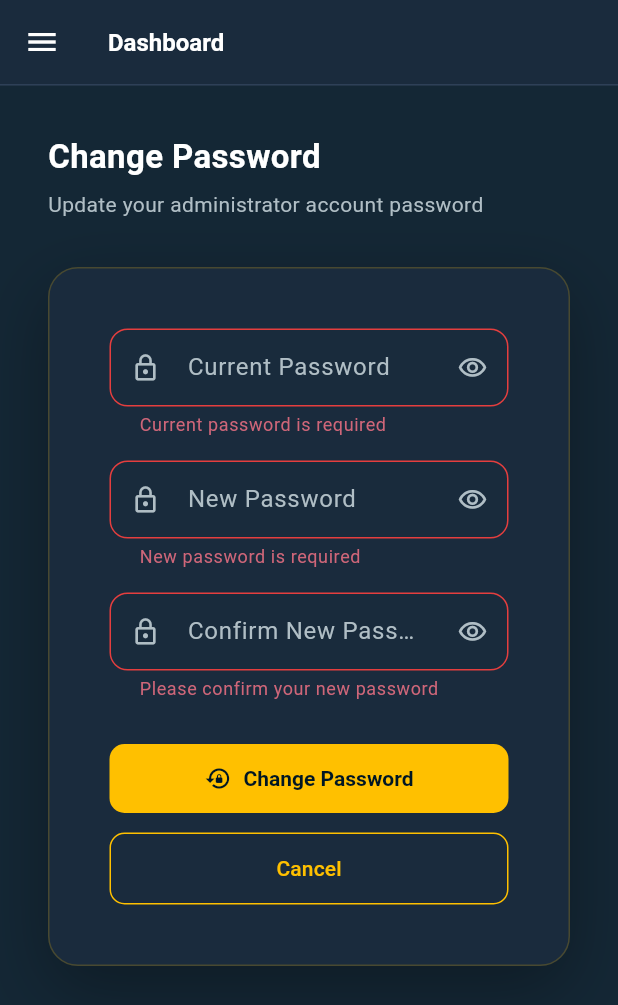
After one commit to h0996g/vtc_web, a Flutter app: the ChangePasswordPage screen opened by its route, after a tap on "Change Password", on a phone screen of 412 x 824 dp. The commit adds this screen. Shown: the top 1005 px of the screen. Run offline on Flutter 3.47's test engine with Material 3 defaults, Android fonts, the phone set to English and light mode, and no system bars; our stand-ins replace dio, equatable, flutter_bloc, flutter_secure_storage, fluttertoast, get_it and 2 more; accounts and stored records are empty.

Commit message:
feat: implement change password functionality with UI and routing

```diff
--- a/lib/core/constants/api_const.dart
+++ b/lib/core/constants/api_const.dart
@@ -7,6 +7,7 @@ class ApiConst {
   static String registerAdmin = '/api/v1/auth/register-admin';
   static String registerDriver = '/api/v1/auth/register-driver';
   static String refreshToken = '/api/v1/auth/refresh';
+  static String changePassword = '/api/v1/auth/change-password';
 
   // Gift Cards
   static String giftCards = '/api/v1/giftcards';
--- a/lib/core/router/app_router.dart
+++ b/lib/core/router/app_router.dart
@@ -12,6 +12,7 @@ import '../../features/gift_card/presentation/views/create_gift_card_page.dart';
 import '../../features/gift_card/presentation/views/gift_card_list_page.dart';
 import '../../features/profile/presentation/cubit/profile_cubit.dart';
 import '../../features/profile/presentation/views/profile_page.dart';
+import '../../features/auth/presentation/views/change_password_page.dart';
 import '../../features/wallet/presentation/views/wallet_management_page.dart';
 import '../storage/secure_storage_service.dart';
 import 'route_names.dart';
@@ -73,6 +74,10 @@ class AppRouter {
               ),
             ),
           ),
+          GoRoute(
+            path: RouteNames.changePassword,
+            pageBuilder: (context, state) => const NoTransitionPage(child: ChangePasswordPage()),
+          ),
         ],
       ),
     ],
--- a/lib/core/router/route_names.dart
+++ b/lib/core/router/route_names.dart
@@ -7,4 +7,5 @@ class RouteNames {
   static const String createAdmin = '/dashboard/admins/new';
   static const String createDriver = '/dashboard/drivers/new';
   static const String profile = '/dashboard/profile';
+  static const String changePassword = '/dashboard/change-password';
 }
--- a/lib/features/auth/data/repositories/auth_repository_impl.dart
+++ b/lib/features/auth/data/repositories/auth_repository_impl.dart
@@ -62,4 +62,17 @@ class AuthRepositoryImpl implements AuthRepository {
       refreshToken: data['refreshToken'] as String,
     );
   }
+
+  @override
+  Future<void> changePassword({
+    required String oldPassword,
+    required String newPassword,
+    required String confirmPassword,
+  }) async {
+    await _dataSource.changePassword(
+      oldPassword: oldPassword,
+      newPassword: newPassword,
+      confirmPassword: confirmPassword,
+    );
+  }
 }
--- a/lib/features/auth/domain/repositories/auth_repository.dart
+++ b/lib/features/auth/domain/repositories/auth_repository.dart
@@ -13,4 +13,10 @@ abstract class AuthRepository {
     required String lastName,
     String? phoneNumber,
   });
+
+  Future<void> changePassword({
+    required String oldPassword,
+    required String newPassword,
+    required String confirmPassword,
+  });
 }
--- a/lib/features/auth/presentation/cubit/auth_state.dart
+++ b/lib/features/auth/presentation/cubit/auth_state.dart
@@ -46,3 +46,7 @@ class AdminRegistered extends AuthState {
   @override
   List<Object?> get props => [admin];
 }
+
+class PasswordChanged extends AuthState {
+  const PasswordChanged();
+}
--- /dev/null
+++ b/lib/features/auth/presentation/views/change_password_page.dart
@@ -0,0 +1,38 @@
+import 'package:flutter/material.dart';
+import '../../../../core/theme/app_colors.dart';
+import '../widgets/auth_card_widget.dart';
+import '../widgets/change_password/change_password_form_widget.dart';
+
+class ChangePasswordPage extends StatelessWidget {
+  const ChangePasswordPage({super.key});
+
+  @override
+  Widget build(BuildContext context) {
+    return SingleChildScrollView(
+      padding: const EdgeInsets.all(32),
+      child: Column(
+        crossAxisAlignment: CrossAxisAlignment.start,
+        children: [
+          const Text(
+            'Change Password',
+            style: TextStyle(
+              fontSize: 22,
+              fontWeight: FontWeight.w700,
+              color: Colors.white,
+            ),
+          ),
+          const SizedBox(height: 6),
+          const Text(
+            'Update your administrator account password',
+            style: TextStyle(fontSize: 14, color: AppColors.textSecondary),
+          ),
+          const SizedBox(height: 32),
+          const AuthCardWidget(
+            maxWidth: 500,
+            child: ChangePasswordFormWidget(),
+          ),
+        ],
+      ),
+    );
+  }
+}
--- /dev/null
+++ b/lib/features/auth/presentation/widgets/change_password/change_password_form_widget.dart
@@ -0,0 +1,166 @@
+import 'package:flutter/material.dart';
+import 'package:flutter_bloc/flutter_bloc.dart';
+import 'package:go_router/go_router.dart';
+import '../../../../../core/theme/app_colors.dart';
+import '../../../../../core/utils/device_type.dart';
+import '../../../../../core/widgets/app_button.dart';
+import '../../../../../core/widgets/app_text_field.dart';
+import '../../cubit/auth_cubit.dart';
+import '../../cubit/auth_state.dart';
+
+class ChangePasswordFormWidget extends StatefulWidget {
+  const ChangePasswordFormWidget({super.key});
+
+  @override
+  State<ChangePasswordFormWidget> createState() => _ChangePasswordFormWidgetState();
+}
+
+class _ChangePasswordFormWidgetState extends State<ChangePasswordFormWidget> {
+  final _formKey = GlobalKey<FormState>();
+  final _oldPasswordCtrl = TextEditingController();
+  final _newPasswordCtrl = TextEditingController();
+  final _confirmPasswordCtrl = TextEditingController();
+
+  bool _obscureOld = true;
+  bool _obscureNew = true;
+  bool _obscureConfirm = true;
+
+  @override
+  void dispose() {
+    _oldPasswordCtrl.dispose();
+    _newPasswordCtrl.dispose();
+    _confirmPasswordCtrl.dispose();
+    super.dispose();
+  }
+
+  void _submit() {
+    if (!_formKey.currentState!.validate()) return;
+    context.read<AuthCubit>().changePassword(
+      oldPassword: _oldPasswordCtrl.text,
+      newPassword: _newPasswordCtrl.text,
+      confirmPassword: _confirmPasswordCtrl.text,
+    );
+  }
+
+  void _reset() {
+    _formKey.currentState?.reset();
+    _oldPasswordCtrl.clear();
+    _newPasswordCtrl.clear();
+    _confirmPasswordCtrl.clear();
+  }
+
+  @override
+  Widget build(BuildContext context) {
+    final isMobile = DeviceTypeQuery.isMobile(context);
+
+    return BlocListener<AuthCubit, AuthState>(
+      listener: (context, state) {
+        if (state is PasswordChanged) _reset();
+      },
+      child: Form(
+        key: _formKey,
+        child: Column(
+          crossAxisAlignment: CrossAxisAlignment.start,
+          children: [
+            AppTextField(
+              label: 'Current Password',
+              controller: _oldPasswordCtrl,
+              obscureText: _obscureOld,
+              prefixIcon: const Icon(Icons.lock_outline, size: 20, color: AppColors.textSecondary),
+              suffixIcon: IconButton(
+                icon: Icon(
+                  _obscureOld ? Icons.visibility_outlined : Icons.visibility_off_outlined,
+                  size: 20,
+                  color: AppColors.textSecondary,
+                ),
+                onPressed: () => setState(() => _obscureOld = !_obscureOld),
+              ),
+              validator: (v) {
+                if (v == null || v.isEmpty) return 'Current password is required';
+                return null;
+              },
+            ),
+            const SizedBox(height: 16),
+            AppTextField(
+              label: 'New Password',
+              controller: _newPasswordCtrl,
+              obscureText: _obscureNew,
+              prefixIcon: const Icon(Icons.lock_outline, size: 20, color: AppColors.textSecondary),
+              suffixIcon: IconButton(
+                icon: Icon(
+                  _obscureNew ? Icons.visibility_outlined : Icons.visibility_off_outlined,
+                  size: 20,
+                  color: AppColors.textSecondary,
+                ),
+                onPressed: () => setState(() => _obscureNew = !_obscureNew),
+              ),
+              validator: (v) {
+                if (v == null || v.isEmpty) return 'New password is required';
+                if (v.length < 6) return 'Minimum 6 characters';
+                return null;
+              },
+            ),
+            const SizedBox(height: 16),
+            AppTextField(
+              label: 'Confirm New Password',
+              controller: _confirmPasswordCtrl,
+              obscureText: _obscureConfirm,
+              prefixIcon: const Icon(Icons.lock_outline, size: 20, color: AppColors.textSecondary),
+              suffixIcon: IconButton(
+                icon: Icon(
+                  _obscureConfirm ? Icons.visibility_outlined : Icons.visibility_off_outlined,
+                  size: 20,
+                  color: AppColors.textSecondary,
+                ),
+                onPressed: () => setState(() => _obscureConfirm = !_obscureConfirm),
+              ),
+              validator: (v) {
+                if (v == null || v.isEmpty) return 'Please confirm your new password';
+                if (v != _newPasswordCtrl.text) return 'Passwords do not match';
+                return null;
+              },
+            ),
+            const SizedBox(height: 28),
+            if (isMobile) ...[
+              BlocBuilder<AuthCubit, AuthState>(
+                builder: (context, state) => AppButton(
+                  label: 'Change Password',
+                  onPressed: _submit,
+                  isLoading: state is AuthLoading,
+                  icon: Icons.lock_reset,
+                  width: double.infinity,
+                ),
+              ),
+              const SizedBox(height: 12),
+              AppButton(
+                label: 'Cancel',
+                onPressed: () => context.pop(),
+                isOutlined: true,
+                width: double.infinity,
+              ),
+            ] else
+              Row(
+                mainAxisAlignment: MainAxisAlignment.end,
+                children: [
+                  AppButton(
+                    label: 'Cancel',
+                    onPressed: () => context.pop(),
+                    isOutlined: true,
+                  ),
+                  const SizedBox(width: 12),
+                  BlocBuilder<AuthCubit, AuthState>(
+                    builder: (context, state) => AppButton(
+                      label: 'Change Password',
+                      onPressed: _submit,
+                      isLoading: state is AuthLoading,
+                      icon: Icons.lock_reset,
+                    ),
+                  ),
+                ],
+              ),
+          ],
+        ),
+      ),
+    );
+  }
+}
--- a/lib/features/dashboard/presentation/views/desktop/widgets/sidebar_nav_widget.dart
+++ b/lib/features/dashboard/presentation/views/desktop/widgets/sidebar_nav_widget.dart
@@ -81,6 +81,12 @@ class SidebarNav extends StatelessWidget {
             label: 'My Profile',
             route: RouteNames.profile,
             isActive: currentLocation == RouteNames.profile,
+          ),
+          _NavItem(
+            icon: Icons.lock_outline,
+            label: 'Change Password',
+            route: RouteNames.changePassword,
+            isActive: currentLocation == RouteNames.changePassword,
           ),
           const SizedBox(height: 8),
 
--- a/lib/features/dashboard/presentation/views/mobile/widgets/drawer_nav_mobile_widget.dart
+++ b/lib/features/dashboard/presentation/views/mobile/widgets/drawer_nav_mobile_widget.dart
@@ -124,6 +124,12 @@ class DrawerNavMobile extends StatelessWidget {
               route: RouteNames.profile,
               isActive: currentLocation == RouteNames.profile,
             ),
+            _DrawerNavItem(
+              icon: Icons.lock_outline,
+              label: 'Change Password',
+              route: RouteNames.changePassword,
+              isActive: currentLocation == RouteNames.changePassword,
+            ),
 
             // Logout
             Padding(
```
Also changed, not shown: lib/features/auth/data/datasources/auth_remote_datasource.dart (+22 -0 lines), lib/features/auth/presentation/cubit/auth_cubit.dart (+30 -0 lines).
